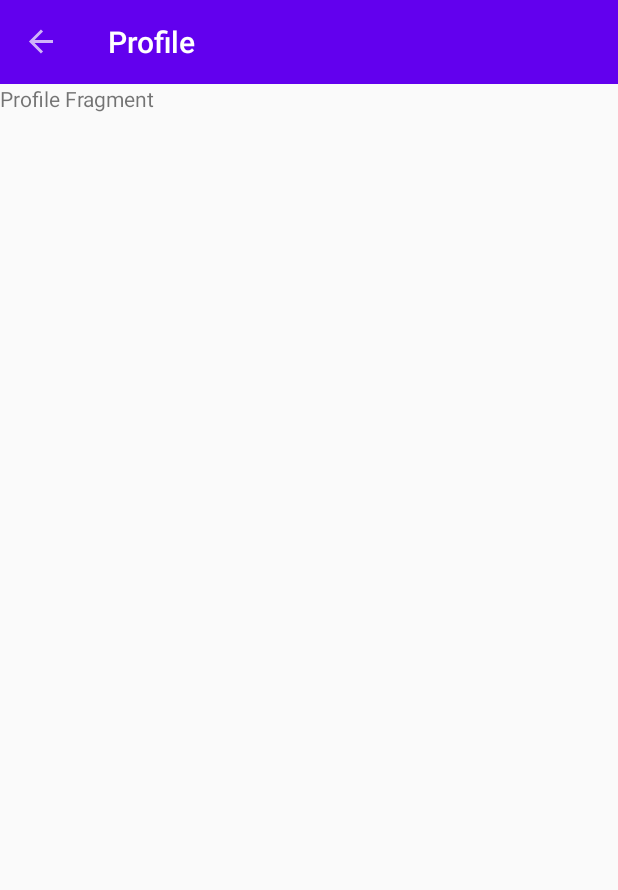
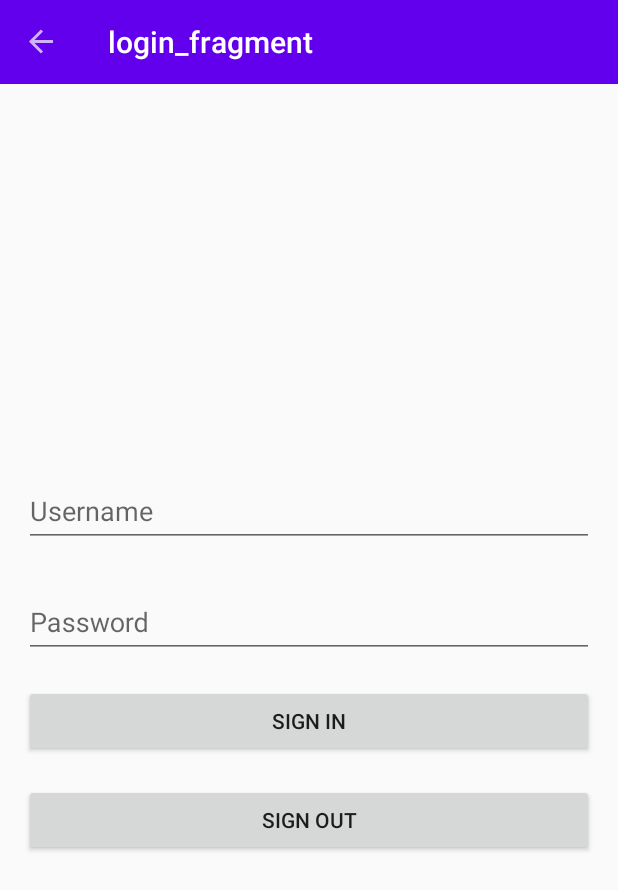
Before and after one commit to renatac/StudingNavigationComponent, an Android app: the screen it shows after launch (MainActivity), after a tap on "NEXT", on a phone screen of 412 x 824 dp. Shown: the top 890 px of the screen. Run offline under Robolectric (Android 15) with nearby library versions, the phone set to English and light mode, and no system bars; our stand-ins replace navigation-ui.

Commit message:
adição de ViewModel validações de campos de forma dinâmica usando sealed class dentro do viewModel

```diff
--- a/app/build.gradle
+++ b/app/build.gradle
@@ -54,6 +54,8 @@ dependencies {
     implementation "androidx.navigation:navigation-ui-ktx:$nav_version"
 
     //test
+    implementation 'androidx.lifecycle:lifecycle-extensions:2.2.0'
+    implementation 'androidx.lifecycle:lifecycle-viewmodel-ktx:2.2.0'
     testImplementation 'junit:junit:4.13'
     androidTestImplementation 'androidx.test.ext:junit:1.1.1'
     androidTestImplementation 'androidx.test.espresso:espresso-core:3.2.0'
--- /dev/null
+++ b/app/src/main/java/com/example/navigationcomponentapp/extensions/NavExtensions.kt
@@ -0,0 +1,17 @@
+package com.example.navigationcomponentapp.extensions
+
+import androidx.navigation.NavController
+import androidx.navigation.NavOptions
+import com.example.navigationcomponentapp.R
+
+private val navOptions = NavOptions.Builder()
+    .setEnterAnim(R.anim.slide_in_right)
+    .setExitAnim(R.anim.slide_out_left)
+    .setPopEnterAnim(R.anim.slide_in_left)
+    .setPopExitAnim(R.anim.slide_out_rigth)
+    .build()
+
+//Para usar Extension em kotlin: fun Class que desejo extender ponto nome da fun
+fun NavController.navigateWithAnimations(destinationId : Int){
+    this.navigate(destinationId, null, navOptions)
+}
--- /dev/null
+++ b/app/src/main/java/com/example/navigationcomponentapp/ui/login/LoginFragment.kt
@@ -0,0 +1,67 @@
+package com.example.navigationcomponentapp.ui.login
+
+import androidx.lifecycle.ViewModelProviders
+import android.os.Bundle
+import androidx.fragment.app.Fragment
+import android.view.LayoutInflater
+import android.view.View
+import android.view.ViewGroup
+import androidx.lifecycle.Observer
+
+import com.example.navigationcomponentapp.R
+import com.google.android.material.textfield.TextInputLayout
+import kotlinx.android.synthetic.main.login_fragment.*
+
+class LoginFragment : Fragment() {
+
+    //Não preciso, pois a navegação será controlado e criação
+    //dos Fragmentos é gerenciada pelo componente de navegação
+//    companion object {
+//        fun newInstance() = LoginFragment()
+//    }
+
+    private lateinit var viewModel: LoginViewModel
+
+    override fun onCreateView(
+        inflater: LayoutInflater, container: ViewGroup?,
+        savedInstanceState: Bundle?
+    ): View? {
+        return inflater.inflate(R.layout.login_fragment, container, false)
+    }
+
+    //Quando minha view já estiver criada, todos os meus componentes já estiverem inflados
+    override fun onViewCreated(view: View, savedInstanceState: Bundle?) {
+        super.onViewCreated(view, savedInstanceState)
+
+        viewModel = ViewModelProviders.of(this).get(LoginViewModel::class.java)
+
+        //(Livecycler onwer e um Observer)
+       viewModel.authenticationStateEvent.observe(viewLifecycleOwner, Observer { authenticationState->
+            when(authenticationState){
+                is LoginViewModel.AuthenticationState.invalidAuthentication -> {
+                    //Poderia tb usar o AppCompatEditText
+                    val validationFields: Map<String, TextInputLayout> = initValidationFields()
+                    //como invalidAuthentication retorna os campos que estão inválidos:
+                    authenticationState.fields.forEach { fieldError ->
+                        //É o inputLayoutLoginUsername
+                        validationFields[fieldError.first]?.error = getString(fieldError.second)
+                    }
+                }
+            }
+
+       })
+
+        buttonLoginSignIn.setOnClickListener {
+            val username = inputLoginUsername.text.toString()
+            val password = inputLoginPassword.text.toString()
+            viewModel.authentication(username, password)
+        }
+    }
+
+    private fun initValidationFields() = mapOf(
+            //first aqui é a chave do companion object que tá no LoginViewModel
+            LoginViewModel.INPUT_USERNAME.first to inputLayoutLoginUsername,
+            LoginViewModel.INPUT_PASSWORD.first to inputLayoutLoginPassword
+            //Faço isso
+    )
+}
--- /dev/null
+++ b/app/src/main/java/com/example/navigationcomponentapp/ui/login/LoginViewModel.kt
@@ -0,0 +1,57 @@
+package com.example.navigationcomponentapp.ui.login
+
+import androidx.lifecycle.MutableLiveData
+import androidx.lifecycle.ViewModel
+import com.example.navigationcomponentapp.R
+
+//Obs que esse LoginViewModel foi criado ao eu criar o Fragment,
+//escolhi a opção de criar já com Viewmodel
+
+class LoginViewModel : ViewModel() {
+
+    //Para representar o estado do meu usuário, se é logado ou não
+    //Coloco aqui dentro todos os estados que o usuário pode ter caso o login estiver errado, estiver certo
+    sealed class AuthenticationState(){                //<username,password>
+        //Estrutura de List para retornar os erros para poder ter facilidade no fragment para
+        //pode mapear os erros, fazendo um forEach e mapear e setar no campo correto, em vez de
+        //fazer isso de forma manual, tendo que ter um liveData pra cada um dos componentes do
+        //layout que eu quisesse mostrar o erro. Do jeito que tá faço uma validação só
+        //pra todos os componentes
+        class invalidAuthentication(val fields: List<Pair<String, Int>>)
+            : AuthenticationState() //herança
+    }
+
+    //Obs que o MutableLiveData ser do tipo AuthenticationState ajuda, pois se eu tivesse
+    //várias propriedades, então eu teria que ter vários observers no LoginFragment
+    val authenticationStateEvent = MutableLiveData<AuthenticationState>()
+
+    fun authentication(username: String, password: String){
+        if(isValidForm(username, password)){
+            //Usuário está authenticado
+        }
+    }
+
+    //validação e gerenciamento de estado no viewModel
+    private fun isValidForm(username: String, password: String): Boolean{
+        val invalidFields = arrayListOf<Pair<String, Int>>()
+        if(username.isEmpty()){
+            invalidFields.add(INPUT_USERNAME)
+        }
+        if(password.isEmpty()){
+            invalidFields.add(INPUT_PASSWORD)
+        }
+        if(invalidFields.isNotEmpty()){
+            authenticationStateEvent.value = AuthenticationState.invalidAuthentication(invalidFields)
+            return false
+        }
+        return true
+    }
+
+    companion object{
+        //criando par chave e valor
+        val INPUT_USERNAME = "INPUT_USERNAME" to R.string.login_input_layout_error_invalid_username
+        val INPUT_PASSWORD = "INPUT_PASSWORD" to R.string.login_input_layout_error_invalid_password
+    }
+
+
+}
--- a/app/src/main/java/com/example/navigationcomponentapp/ui/start/StartFragment.kt
+++ b/app/src/main/java/com/example/navigationcomponentapp/ui/start/StartFragment.kt
@@ -9,6 +9,7 @@ import android.view.ViewGroup
 import androidx.navigation.fragment.findNavController
 
 import com.example.navigationcomponentapp.R
+import com.example.navigationcomponentapp.extensions.navigateWithAnimations
 import kotlinx.android.synthetic.main.fragment_start.*
 
 class StartFragment : Fragment() {
@@ -30,8 +31,9 @@ class StartFragment : Fragment() {
         buttonNext.setOnClickListener {
 //           listner.buttonClicked() // método da main activity que troca o fragment
          //Tenho que recuperar o NavController
-            findNavController().navigate(R.id.action_startFragment_to_profileFragment)// recomendado utilizar o id da ação, só usar
+//            findNavController().navigate(R.id.action_startFragment_to_profileFragment)// recomendado utilizar o id da ação, só usar
             //o id da tela qd for pra outra tela que tá fora desse grafo
+            findNavController().navigateWithAnimations(R.id.action_startFragment_to_loginFragment)
         }
     }
 
--- /dev/null
+++ b/app/src/main/res/layout/login_fragment.xml
@@ -0,0 +1,56 @@
+<?xml version="1.0" encoding="utf-8"?>
+<LinearLayout xmlns:android="http://schemas.android.com/apk/res/android"
+    xmlns:tools="http://schemas.android.com/tools"
+    android:layout_width="match_parent"
+    android:layout_height="match_parent"
+    android:gravity="center"
+    android:orientation="vertical"
+    android:padding="16dp"
+    tools:context=".ui.login.LoginFragment">
+
+    <com.google.android.material.textfield.TextInputLayout
+        android:id="@+id/inputLayoutLoginUsername"
+        android:layout_width="match_parent"
+        android:layout_height="wrap_content"
+        android:hint="@string/login_input_layout_hint_username">
+
+    <androidx.appcompat.widget.AppCompatEditText
+        android:id="@+id/inputLoginUsername"
+        android:layout_width="match_parent"
+        android:layout_height="wrap_content"
+        android:imeOptions="actionNext"
+        android:inputType="text" />
+
+    </com.google.android.material.textfield.TextInputLayout>
+
+    <com.google.android.material.textfield.TextInputLayout
+        android:id="@+id/inputLayoutLoginPassword"
+        android:layout_height="wrap_content"
+        android:layout_marginTop="@dimen/form_default_margin_top"
+        android:layout_width="match_parent"
+        android:hint="@string/login_input_layout_hint_password">
+
+        <androidx.appcompat.widget.AppCompatEditText
+            android:id="@+id/inputLoginPassword"
+            android:layout_width="match_parent"
+            android:layout_height="wrap_content"
+            android:imeOptions="actionDone"
+            android:inputType="textPassword" />
+
+    </com.google.android.material.textfield.TextInputLayout>
+
+    <androidx.appcompat.widget.AppCompatButton
+        android:id="@+id/buttonLoginSignIn"
+        android:layout_width="match_parent"
+        android:layout_height="wrap_content"
+        android:layout_marginTop="@dimen/form_default_margin_top"
+        android:text="@string/login_button_text_sign_in" />
+
+    <androidx.appcompat.widget.AppCompatButton
+        android:id="@+id/buttonLoginSignUp"
+        android:layout_height="wrap_content"
+        android:layout_marginTop="@dimen/form_default_margin_top"
+        android:layout_width="match_parent"
+        android:text="@string/login_button_text_sign_up" />
+
+</LinearLayout>
--- a/app/src/main/res/navigation/nav_graph_main.xml
+++ b/app/src/main/res/navigation/nav_graph_main.xml
@@ -12,15 +12,23 @@
         tools:layout="@layout/fragment_start" >
         <action
             android:id="@+id/action_startFragment_to_profileFragment"
-            app:destination="@id/profileFragment"
-            app:enterAnim="@anim/slide_in_right"
-            app:exitAnim="@anim/slide_out_left"
-            app:popEnterAnim="@anim/slide_in_left"
-            app:popExitAnim="@anim/slide_out_rigth"/>
+            app:destination="@id/profileFragment"/>
+        <action
+            android:id="@+id/action_startFragment_to_loginFragment"
+            app:destination="@id/loginFragment" />
+        <!--            app:enterAnim="@anim/slide_in_right"-->
+<!--            app:exitAnim="@anim/slide_out_left"-->
+<!--            app:popEnterAnim="@anim/slide_in_left"-->
+<!--            app:popExitAnim="@anim/slide_out_rigth"/>-->
     </fragment>
     <fragment
         android:id="@+id/profileFragment"
         android:name="com.example.navigationcomponentapp.ui.start.ProfileFragment"
         android:label="@string/profile_action_bar_title"
         tools:layout="@layout/fragment_profile" />
+    <fragment
+        android:id="@+id/loginFragment"
+        android:name="com.example.navigationcomponentapp.ui.login.LoginFragment"
+        android:label="login_fragment"
+        tools:layout="@layout/login_fragment" />
 </navigation>
--- /dev/null
+++ b/app/src/main/res/values/dimens.xml
@@ -0,0 +1,5 @@
+<?xml version="1.0" encoding="utf-8"?>
+<resources>
+    <dimen name="screen_default_padding">16dp</dimen>
+    <dimen name="form_default_margin_top">18dp</dimen>
+</resources>
--- a/app/src/main/res/values/strings.xml
+++ b/app/src/main/res/values/strings.xml
@@ -7,4 +7,15 @@
 
     <!-- Profile Fragment -->
     <string name="profile_action_bar_title">Profile</string>
+
+    <!--Login Fragment-->
+    <string name="login_action_bar_title">Login</string>
+    <string name="login_input_layout_hint_username">Username</string>
+    <string name="login_input_layout_hint_password">Password</string>
+    <string name="login_button_text_sign_in">Sign in</string>
+    <string name="login_button_text_sign_up">Sign out</string>
+    <string name="login_input_layout_error_invalid_username">Invalid username</string>
+    <string name="login_input_layout_error_invalid_password">Invalid password</string>
+
+
 </resources>
```
